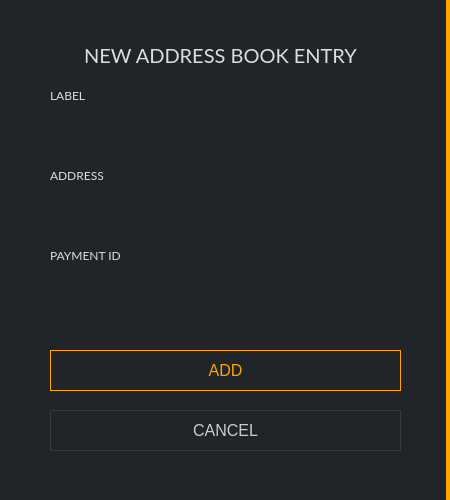
Qt form src/gui/ui/newaddressdialog.ui (ConcealNetwork/conceal-desktop) before a commit.
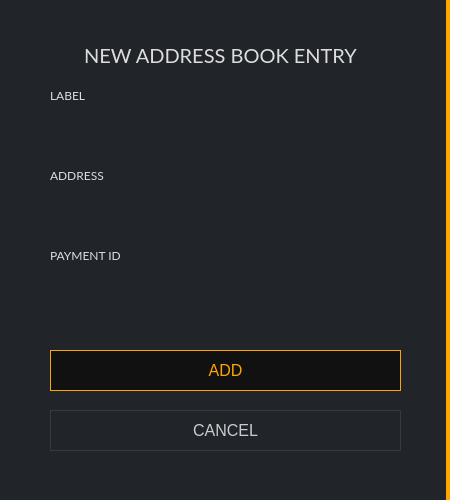
The same form after that commit.

Commit message: fix incorrect color codes

Diff of the .ui file:
```diff
--- a/src/gui/ui/newaddressdialog.ui
+++ b/src/gui/ui/newaddressdialog.ui
@@ -278,7 +278,7 @@
        </font>
       </property>
       <property name="styleSheet">
-       <string notr="true">QPushButton#m_okButton {color: orange; background-color: #1; border: 1px solid orange; font-size: 16px;}
+       <string notr="true">QPushButton#m_okButton {color: orange; background-color: #111111; border: 1px solid orange; font-size: 16px;}
 
 QPushButton#m_okButton:hover {color: orange; background-color: #1; border: 2px solid orange; font-size: 16px;}</string>
       </property>
```
Left out of the diff: 6 changed lines with no effect on the pictures. The commit also changes 26 other files.
